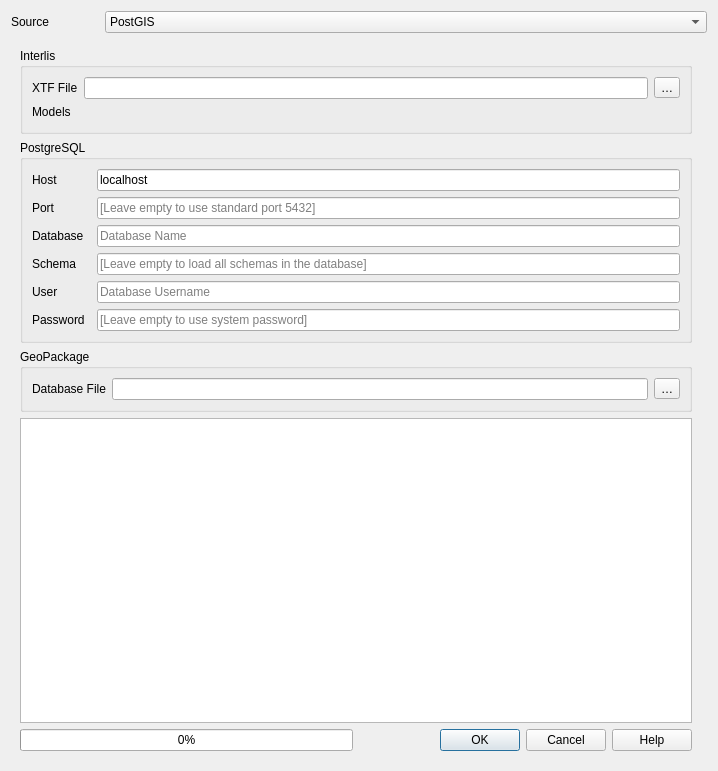
Before: the Qt Designer form QgisModelBaker/ui/export.ui in opengisch/QgisModelBaker, drawn with Qt 5.
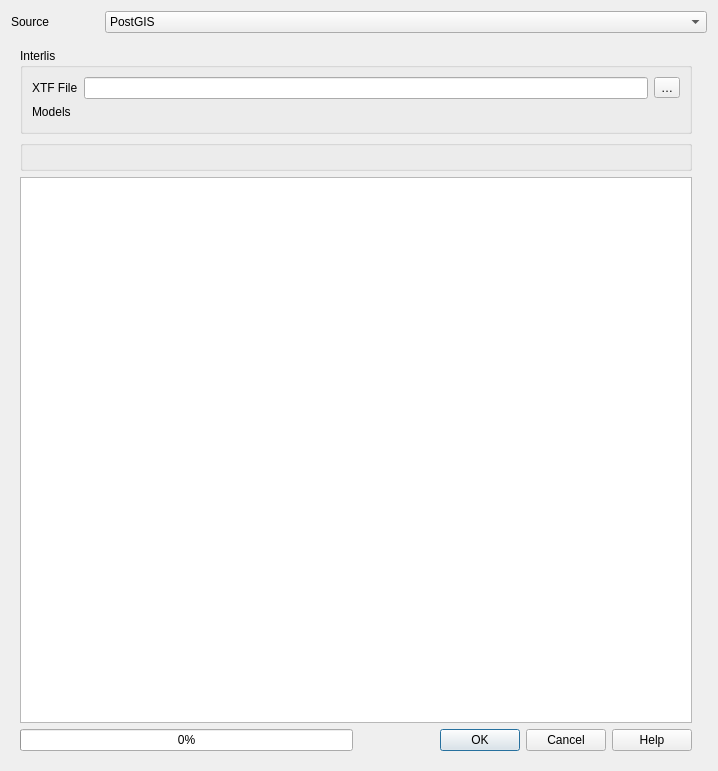
After: the same form once the commit is applied. Custom widgets are drawn as their Qt base class.

Commit message: - Change export dialog in order to use db factory classes - Add signal to DbConfigPanel that notifies if the connection parameters are modified

Patch:
```diff
--- a/QgisModelBaker/ui/export.ui
+++ b/QgisModelBaker/ui/export.ui
@@ -58,7 +58,7 @@
      </property>
      <widget class="QWidget" name="page">
       <layout class="QGridLayout" name="gridLayout_3">
-       <item row="3" column="0">
+       <item row="2" column="0">
         <widget class="QTextBrowser" name="txtStdout">
          <property name="openLinks">
           <bool>false</bool>
@@ -83,36 +83,7 @@
          </layout>
         </widget>
        </item>
-       <item row="2" column="0">
-        <widget class="QGroupBox" name="gpkg_config">
-         <property name="title">
-          <string>GeoPackage</string>
-         </property>
-         <layout class="QGridLayout" name="gridLayout_6">
-          <item row="0" column="1">
-           <widget class="QLabel" name="label_9">
-            <property name="text">
-             <string>Database File</string>
-            </property>
-           </widget>
-          </item>
-          <item row="0" column="2">
-           <widget class="QLineEdit" name="gpkg_file_line_edit"/>
-          </item>
-          <item row="0" column="3">
-           <widget class="QToolButton" name="gpkg_file_browse_button">
-            <property name="toolTip">
-             <string>Browse GeoPackage files</string>
-            </property>
-            <property name="text">
-             <string>…</string>
-            </property>
-           </widget>
-          </item>
-         </layout>
-        </widget>
-       </item>
-       <item row="4" column="0">
+       <item row="3" column="0">
         <layout class="QHBoxLayout" name="horizontalLayout_1">
          <item>
           <widget class="QProgressBar" name="progress_bar">
@@ -133,105 +104,6 @@
          </item>
         </layout>
        </item>
-       <item row="1" column="0">
-        <widget class="QGroupBox" name="pg_config">
-         <property name="title">
-          <string>PostgreSQL</string>
-         </property>
-         <layout class="QGridLayout" name="gridLayout_4">
-          <item row="6" column="0">
-           <widget class="QLabel" name="label_4">
-            <property name="text">
-             <string>User</string>
-            </property>
-           </widget>
-          </item>
-          <item row="4" column="2">
-           <widget class="QLineEdit" name="pg_schema_line_edit">
-            <property name="placeholderText">
-             <string>[Leave empty to load all schemas in the database]</string>
-            </property>
-           </widget>
-          </item>
-          <item row="4" column="0">
-           <widget class="QLabel" name="label_3">
-            <property name="text">
-             <string>Schema</string>
-            </property>
-           </widget>
-          </item>
-          <item row="0" column="2" rowspan="2">
-           <widget class="QLineEdit" name="pg_host_line_edit">
-            <property name="text">
-             <string>localhost</string>
-            </property>
-            <property name="placeholderText">
-             <string>Database Hostname</string>
-            </property>
-           </widget>
-          </item>
-          <item row="9" column="0">
-           <widget class="QLabel" name="label_5">
-            <property name="text">
-             <string>Password</string>
-            </property>
-           </widget>
-          </item>
-          <item row="9" column="2">
-           <widget class="QLineEdit" name="pg_password_line_edit">
-            <property name="echoMode">
-             <enum>QLineEdit::Password</enum>
-            </property>
-            <property name="placeholderText">
-             <string>[Leave empty to use system password]</string>
-            </property>
-           </widget>
-          </item>
-          <item row="0" column="0" rowspan="2" colspan="2">
-           <widget class="QLabel" name="label_2">
-            <property name="text">
-             <string>Host</string>
-            </property>
-           </widget>
-          </item>
-          <item row="3" column="2">
-           <widget class="QLineEdit" name="pg_database_line_edit">
-            <property name="placeholderText">
-             <string>Database Name</string>
-            </property>
-           </widget>
-          </item>
-          <item row="3" column="0">
-           <widget class="QLabel" name="label_6">
-            <property name="text">
-             <string>Database</string>
-            </property>
-           </widget>
-          </item>
-          <item row="6" column="2">
-           <widget class="QLineEdit" name="pg_user_line_edit">
-            <property name="placeholderText">
-             <string>Database Username</string>
-            </property>
-           </widget>
-          </item>
-          <item row="2" column="2">
-           <widget class="QLineEdit" name="pg_port_line_edit">
-            <property name="placeholderText">
-             <string>[Leave empty to use standard port 5432]</string>
-            </property>
-           </widget>
-          </item>
-          <item row="2" column="0">
-           <widget class="QLabel" name="label_7">
-            <property name="text">
-             <string>Port</string>
-            </property>
-           </widget>
-          </item>
-         </layout>
-        </widget>
-       </item>
        <item row="0" column="0">
         <widget class="QGroupBox" name="ili_config">
          <property name="title">
@@ -284,6 +156,14 @@
          </layout>
         </widget>
        </item>
+       <item row="1" column="0">
+        <widget class="QGroupBox" name="groupBox">
+         <property name="title">
+          <string/>
+         </property>
+         <layout class="QVBoxLayout" name="db_layout"/>
+        </widget>
+       </item>
       </layout>
      </widget>
      <widget class="QWidget" name="page_2"/>
```
Left out of the diff: 8 changed lines with no effect on the pictures. The commit also changes 4 other files.
